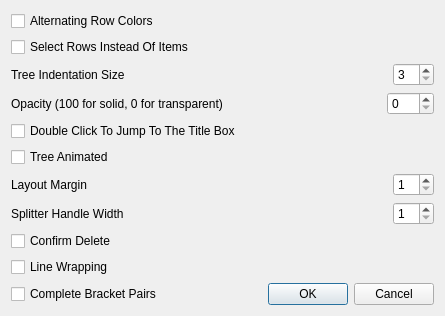
Old version of the form Dialogs/settingsdialog.ui in the repository UnkindledTwo/TreeNotes.
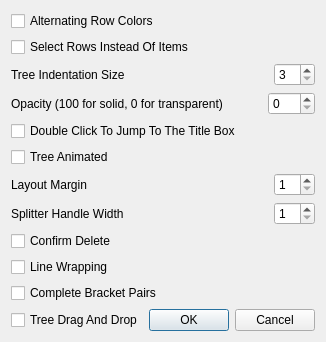
New version of the form.

Commit message: Added Drag And Drop

```diff
--- a/Dialogs/settingsdialog.ui
+++ b/Dialogs/settingsdialog.ui
@@ -6,105 +6,40 @@
    <rect>
     <x>0</x>
     <y>0</y>
-    <width>445</width>
-    <height>313</height>
+    <width>315</width>
+    <height>342</height>
    </rect>
   </property>
+  <property name="maximumSize">
+   <size>
+    <width>315</width>
+    <height>342</height>
+   </size>
+  </property>
   <property name="windowTitle">
    <string>Settings</string>
   </property>
+  <property name="sizeGripEnabled">
+   <bool>false</bool>
+  </property>
   <layout class="QGridLayout" name="gridLayout">
-   <item row="1" column="0" colspan="2">
-    <widget class="QCheckBox" name="notetree_select_rows">
-     <property name="text">
-      <string>Select Rows Instead Of Items</string>
-     </property>
-    </widget>
-   </item>
-   <item row="7" column="0" colspan="2">
-    <layout class="QHBoxLayout" name="horizontalLayout_3">
+   <item row="0" column="0">
+    <layout class="QVBoxLayout" name="verticalLayout">
      <item>
-      <widget class="QLabel" name="label_3">
-       <property name="text">
-        <string>Layout Margin</string>
-       </property>
-      </widget>
-     </item>
-     <item>
-      <spacer name="horizontalSpacer_3">
-       <property name="orientation">
-        <enum>Qt::Horizontal</enum>
-       </property>
-       <property name="sizeHint" stdset="0">
-        <size>
-         <width>40</width>
-         <height>20</height>
-        </size>
-       </property>
-      </spacer>
-     </item>
-     <item>
-      <widget class="QSpinBox" name="layout_margin">
-       <property name="minimum">
-        <number>1</number>
-       </property>
-      </widget>
-     </item>
-    </layout>
-   </item>
-   <item row="0" column="0" colspan="2">
     <widget class="QCheckBox" name="notetree_alternating_row_colors">
      <property name="text">
       <string>Alternating Row Colors</string>
      </property>
     </widget>
    </item>
-   <item row="8" column="0" colspan="2">
-    <layout class="QHBoxLayout" name="horizontalLayout_4">
      <item>
-      <widget class="QLabel" name="label_4">
+      <widget class="QCheckBox" name="notetree_select_rows">
        <property name="text">
-        <string>Splitter Handle Width</string>
+        <string>Select Rows Instead Of Items</string>
        </property>
       </widget>
      </item>
      <item>
-      <spacer name="horizontalSpacer_4">
-       <property name="orientation">
-        <enum>Qt::Horizontal</enum>
-       </property>
-       <property name="sizeHint" stdset="0">
-        <size>
-         <width>40</width>
-         <height>20</height>
-        </size>
-       </property>
-      </spacer>
-     </item>
-     <item>
-      <widget class="QSpinBox" name="splitter_handle_width">
-       <property name="minimum">
-        <number>1</number>
-       </property>
-      </widget>
-     </item>
-    </layout>
-   </item>
-   <item row="9" column="0" colspan="2">
-    <widget class="QCheckBox" name="confirm_delete">
-     <property name="text">
-      <string>Confirm Delete</string>
-     </property>
-    </widget>
-   </item>
-   <item row="6" column="0" colspan="2">
-    <widget class="QCheckBox" name="notetree_animated">
-     <property name="text">
-      <string>Tree Animated</string>
-     </property>
-    </widget>
-   </item>
-   <item row="2" column="0" colspan="2">
     <layout class="QHBoxLayout" name="horizontalLayout">
      <item>
       <widget class="QLabel" name="label">
@@ -138,14 +73,7 @@
      </item>
     </layout>
    </item>
-   <item row="5" column="0" colspan="2">
-    <widget class="QCheckBox" name="double_click_to_edit">
-     <property name="text">
-      <string>Double Click To Jump To The Title Box</string>
-     </property>
-    </widget>
-   </item>
-   <item row="3" column="0" colspan="2">
+     <item>
     <layout class="QHBoxLayout" name="horizontalLayout_2">
      <item>
       <widget class="QLabel" name="label_2">
@@ -179,14 +107,113 @@
      </item>
     </layout>
    </item>
-   <item row="11" column="0">
+     <item>
+      <widget class="QCheckBox" name="double_click_to_edit">
+       <property name="text">
+        <string>Double Click To Jump To The Title Box</string>
+       </property>
+      </widget>
+     </item>
+     <item>
+      <widget class="QCheckBox" name="notetree_animated">
+       <property name="text">
+        <string>Tree Animated</string>
+       </property>
+      </widget>
+     </item>
+     <item>
+      <layout class="QHBoxLayout" name="horizontalLayout_3">
+       <item>
+        <widget class="QLabel" name="label_3">
+         <property name="text">
+          <string>Layout Margin</string>
+         </property>
+        </widget>
+       </item>
+       <item>
+        <spacer name="horizontalSpacer_3">
+         <property name="orientation">
+          <enum>Qt::Horizontal</enum>
+         </property>
+         <property name="sizeHint" stdset="0">
+          <size>
+           <width>40</width>
+           <height>20</height>
+          </size>
+         </property>
+        </spacer>
+       </item>
+       <item>
+        <widget class="QSpinBox" name="layout_margin">
+         <property name="minimum">
+          <number>1</number>
+         </property>
+        </widget>
+       </item>
+      </layout>
+     </item>
+     <item>
+      <layout class="QHBoxLayout" name="horizontalLayout_4">
+       <item>
+        <widget class="QLabel" name="label_4">
+         <property name="text">
+          <string>Splitter Handle Width</string>
+         </property>
+        </widget>
+       </item>
+       <item>
+        <spacer name="horizontalSpacer_4">
+         <property name="orientation">
+          <enum>Qt::Horizontal</enum>
+         </property>
+         <property name="sizeHint" stdset="0">
+          <size>
+           <width>40</width>
+           <height>20</height>
+          </size>
+         </property>
+        </spacer>
+       </item>
+       <item>
+        <widget class="QSpinBox" name="splitter_handle_width">
+         <property name="minimum">
+          <number>1</number>
+         </property>
+        </widget>
+       </item>
+      </layout>
+     </item>
+     <item>
+      <widget class="QCheckBox" name="confirm_delete">
+       <property name="text">
+        <string>Confirm Delete</string>
+       </property>
+      </widget>
+     </item>
+     <item>
+      <widget class="QCheckBox" name="line_wrapping">
+       <property name="text">
+        <string>Line Wrapping</string>
+       </property>
+      </widget>
+     </item>
+     <item>
     <widget class="QCheckBox" name="pair_completion">
      <property name="text">
       <string>Complete Bracket Pairs</string>
      </property>
     </widget>
    </item>
-   <item row="11" column="1">
+     <item>
+      <layout class="QHBoxLayout" name="horizontalLayout_5">
+       <item>
+        <widget class="QCheckBox" name="notetree_drag_drop">
+         <property name="text">
+          <string>Tree Drag And Drop</string>
+         </property>
+        </widget>
+       </item>
+       <item>
     <widget class="QDialogButtonBox" name="buttonBox">
      <property name="orientation">
       <enum>Qt::Horizontal</enum>
@@ -196,12 +223,9 @@
      </property>
     </widget>
    </item>
-   <item row="10" column="0" colspan="2">
-    <widget class="QCheckBox" name="line_wrapping">
-     <property name="text">
-      <string>Line Wrapping</string>
-     </property>
-    </widget>
+      </layout>
+     </item>
+    </layout>
    </item>
   </layout>
  </widget>
```
Lines whose indentation alone changed are shown as unchanged. The commit also changes 7 other files.
